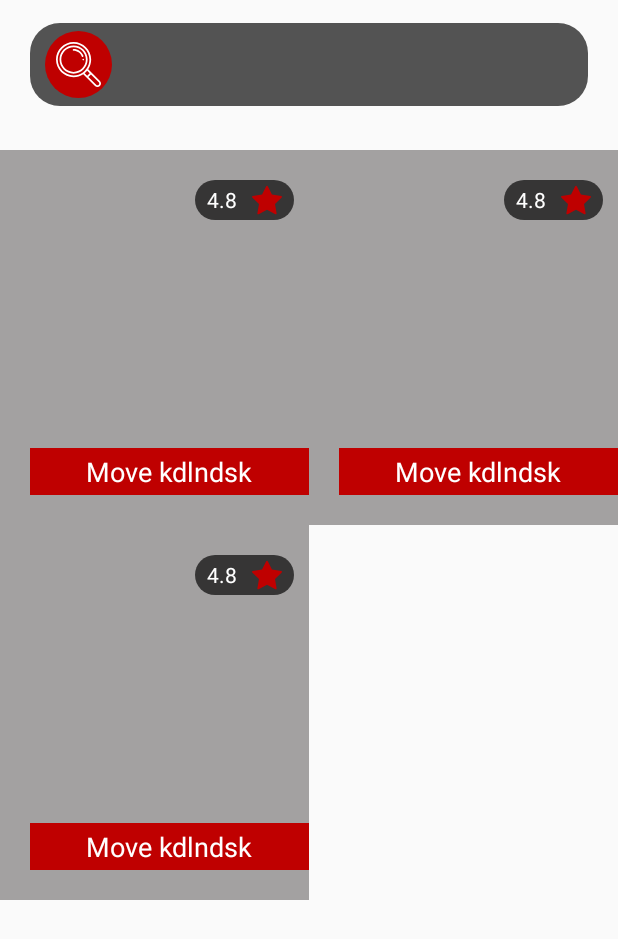
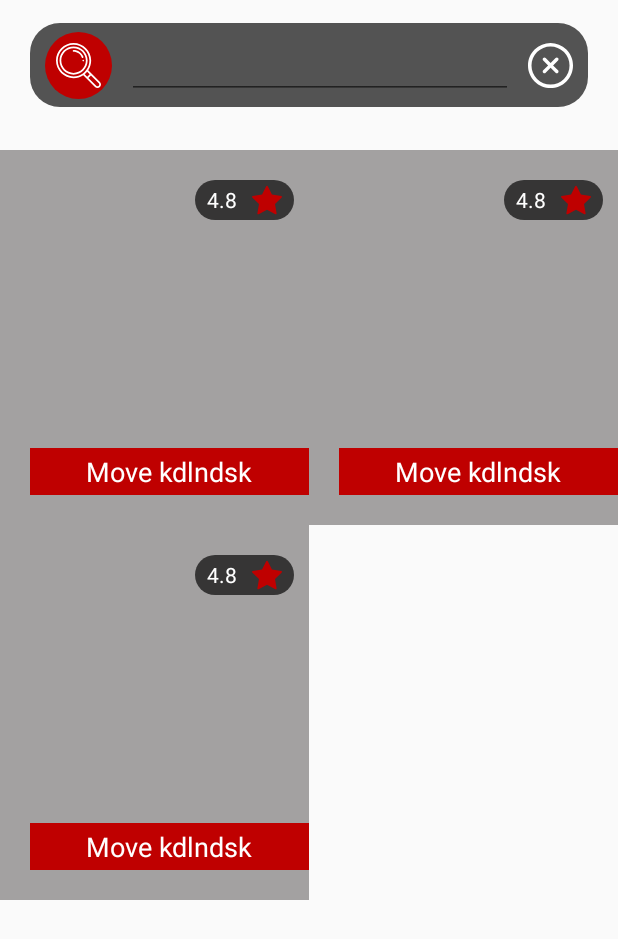
Before and after one commit to ashraf-atef/Movie-App2.0.0, an Android app: the layout fragment_movies_fragmment.xml on its own in the app's theme, with its tools: preview values and no code run, on a phone screen of 412 x 824 dp. Shown: the top 939 px of the screen. Run offline under Robolectric (Android 15) with nearby library versions, the phone set to English and light mode, and no system bars; plain views replace EpoxyRecyclerView.

Commit message:
Implement search feature

```diff
--- a/app/src/main/java/com/ashraf/movie/common/data/local/LocalDatabase.kt
+++ b/app/src/main/java/com/ashraf/movie/common/data/local/LocalDatabase.kt
@@ -64,6 +64,7 @@ abstract class LocalDatabase : RoomDatabase() {
                     inputStream.read(byteArray)
                     val moviesStr = String(byteArray)
                     val moviesSeed: MoviesSeed = Gson().fromJson(moviesStr, MoviesSeed::class.java)
+
                    Observable.fromIterable(moviesSeed.movies.groupBy { it.year }.values)
                        .delay(1, TimeUnit.SECONDS)
                        .flatMapCompletable {
--- a/app/src/main/java/com/ashraf/movie/discovery/data/MoviesRepository.kt
+++ b/app/src/main/java/com/ashraf/movie/discovery/data/MoviesRepository.kt
@@ -13,5 +13,5 @@ class MoviesRepository(private val moviesLocalDataSource: MoviesLocalDataSource)
 
     fun getCount(): Observable<Int> = moviesLocalDataSource.getCount()
 
-    fun search(text: String): Single<List<Movie>> = moviesLocalDataSource.search(text)
+    fun search(text: String): Observable<List<Movie>> = moviesLocalDataSource.search(text)
 }
--- a/app/src/main/java/com/ashraf/movie/discovery/movies/MoviesFragment.kt
+++ b/app/src/main/java/com/ashraf/movie/discovery/movies/MoviesFragment.kt
@@ -38,7 +38,7 @@ class MoviesFragment : BaseMvRxFragment(R.layout.fragment_movies_fragmment) {
                         }
 
                     // Add loading if loading
-                    if(it.moviesPageRequest is Loading || it.filteredMoviesRequest is Loading)
+                    if (it.moviesPageRequest is Loading || it.filteredMoviesRequest is Loading)
                         loadingModel {
                             id("loading")
                         }
@@ -59,7 +59,7 @@ class MoviesFragment : BaseMvRxFragment(R.layout.fragment_movies_fragmment) {
             }
         })
 
-        et_search.addTextChangedListener( object : TextWatcher {
+        et_search.addTextChangedListener(object : TextWatcher {
             override fun afterTextChanged(s: Editable?) {
             }
 
@@ -71,6 +71,8 @@ class MoviesFragment : BaseMvRxFragment(R.layout.fragment_movies_fragmment) {
             }
 
         })
+
+        iv_clear.setOnClickListener { et_search.text.clear() }
     }
 
     override fun invalidate() {
--- a/app/src/main/res/layout/fragment_movies_fragmment.xml
+++ b/app/src/main/res/layout/fragment_movies_fragmment.xml
@@ -49,12 +49,12 @@
             android:layout_marginStart="10dp"
             android:layout_marginEnd="10dp"
             app:layout_constraintBottom_toBottomOf="parent"
-            app:layout_constraintEnd_toStartOf="@id/iv_close"
+            app:layout_constraintEnd_toStartOf="@id/iv_clear"
             app:layout_constraintStart_toEndOf="@id/iv_search"
             app:layout_constraintTop_toTopOf="parent" />
 
         <ImageView
-            android:id="@+id/iv_close"
+            android:id="@+id/iv_clear"
             android:layout_width="wrap_content"
             android:layout_height="wrap_content"
             android:src="@drawable/ic_close"
@@ -62,11 +62,6 @@
             app:layout_constraintEnd_toEndOf="parent"
             app:layout_constraintTop_toTopOf="parent" />
 
-        <androidx.constraintlayout.widget.Group
-            android:layout_width="wrap_content"
-            android:layout_height="wrap_content"
-            android:visibility="gone"
-            app:constraint_referenced_ids="et_search,iv_close"/>
     </androidx.constraintlayout.widget.ConstraintLayout>
 
 </androidx.constraintlayout.widget.ConstraintLayout>
--- a/app/src/main/res/layout/item_movie.xml
+++ b/app/src/main/res/layout/item_movie.xml
@@ -24,6 +24,8 @@
         android:gravity="center"
         android:maxLines="1"
         android:paddingLeft="5dp"
+        android:ellipsize="end"
+        android:lines="1"
         android:paddingTop="3dp"
         android:paddingRight="5dp"
         android:paddingBottom="3dp"
```
Also changed, not shown: app/src/main/java/com/ashraf/movie/discovery/data/local/MovieDao.kt (+6 -7 lines), app/src/main/java/com/ashraf/movie/discovery/data/local/MoviesLocalDataSource.kt (+7 -1 lines), app/src/main/java/com/ashraf/movie/discovery/movies/MoviesViewModel.kt (+9 -6 lines).
